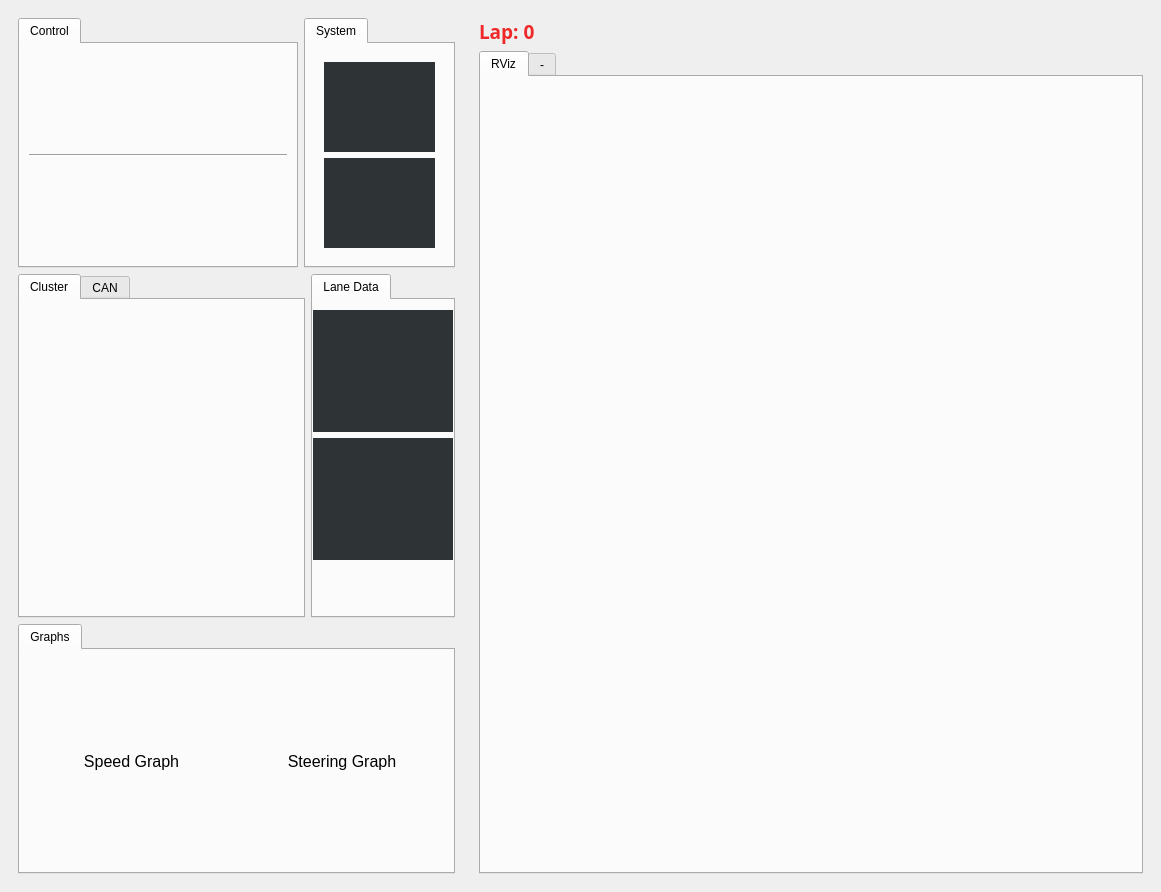
inha-cvl/mobinha-racing, file ui/forms/mainwindow.ui: the form before one commit.
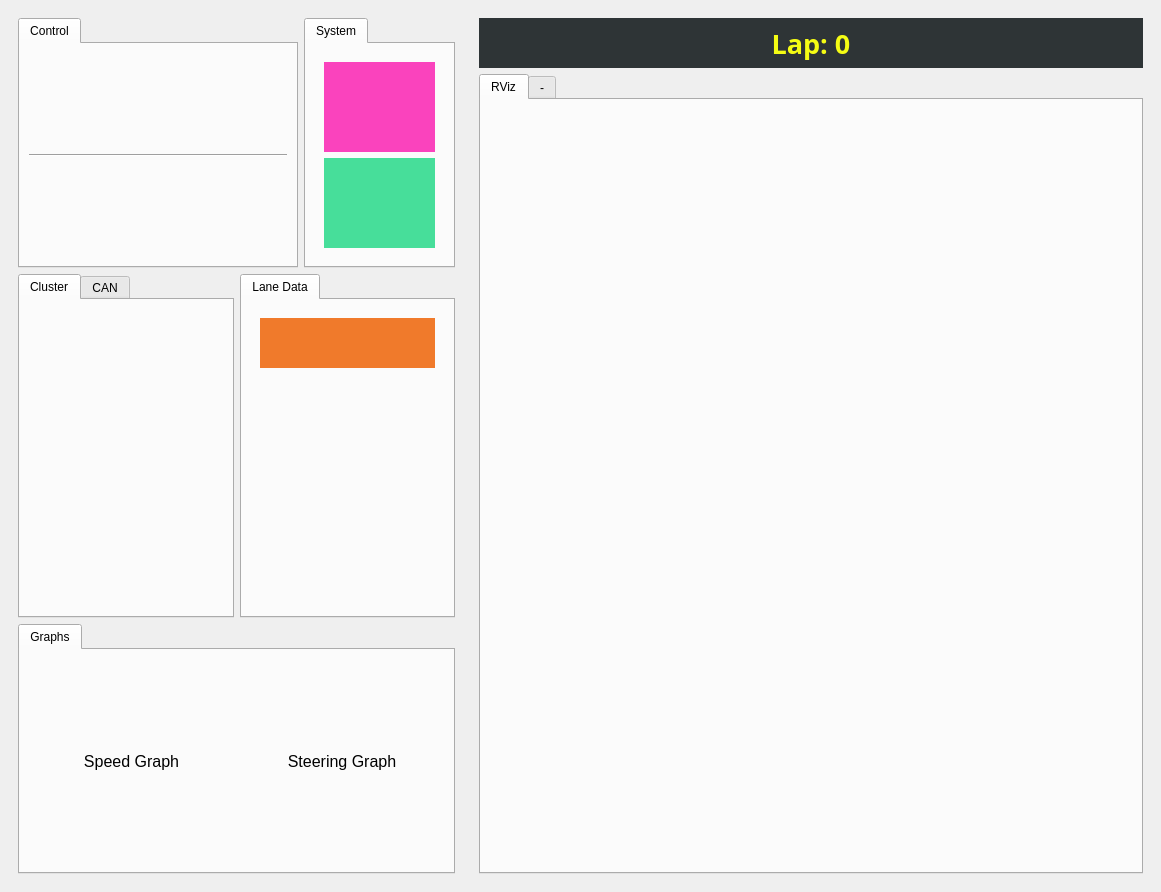
The form after the commit. Icons and pictures are not drawn.

The edit to the form file:
```diff
--- a/ui/forms/mainwindow.ui
+++ b/ui/forms/mainwindow.ui
@@ -33,22 +33,35 @@
       <layout class="QVBoxLayout" name="verticalLayout_2">
        <item>
         <widget class="QLabel" name="lapCountLabel">
+         <property name="sizePolicy">
+          <sizepolicy hsizetype="Preferred" vsizetype="Preferred">
+           <horstretch>0</horstretch>
+           <verstretch>0</verstretch>
+          </sizepolicy>
+         </property>
+         <property name="minimumSize">
+          <size>
+           <width>0</width>
+           <height>50</height>
+          </size>
+         </property>
          <property name="font">
           <font>
            <family>Ubuntu Condensed</family>
-           <pointsize>14</pointsize>
+           <pointsize>20</pointsize>
            <weight>75</weight>
            <bold>true</bold>
           </font>
          </property>
          <property name="styleSheet">
-          <string notr="true">color: rgb(239, 41, 41);</string>
+          <string notr="true">background-color: rgb(46, 52, 54);
+color: rgb(245,252,20);</string>
          </property>
          <property name="text">
           <string>Lap: 0</string>
          </property>
          <property name="alignment">
-          <set>Qt::AlignLeading|Qt::AlignLeft|Qt::AlignVCenter</set>
+          <set>Qt::AlignCenter</set>
          </property>
         </widget>
        </item>
@@ -56,6 +69,12 @@
         <layout class="QVBoxLayout" name="rightLayout">
          <item>
           <widget class="QTabWidget" name="tabWidget">
+           <property name="sizePolicy">
+            <sizepolicy hsizetype="Expanding" vsizetype="Expanding">
+             <horstretch>0</horstretch>
+             <verstretch>0</verstretch>
+            </sizepolicy>
+           </property>
            <property name="minimumSize">
             <size>
              <width>400</width>
@@ -610,7 +629,7 @@
                      </font>
                     </property>
                     <property name="styleSheet">
-                     <string notr="true">background-color: rgb(46, 52, 54);
+                     <string notr="true">background-color: rgb(250, 67, 189);
 color: rgb(255, 255, 255);</string>
                     </property>
                     <property name="text">
@@ -643,7 +662,7 @@
                      </font>
                     </property>
                     <property name="styleSheet">
-                     <string notr="true">background-color: rgb(46, 52, 54);
+                     <string notr="true">background-color: rgb(71, 222, 154);
 color: rgb(255, 255, 255);</string>
                     </property>
                     <property name="text">
@@ -669,7 +688,7 @@
             <widget class="QTabWidget" name="tabWidgetCluster">
              <property name="sizePolicy">
               <sizepolicy hsizetype="Expanding" vsizetype="Expanding">
-               <horstretch>2</horstretch>
+               <horstretch>1</horstretch>
                <verstretch>0</verstretch>
               </sizepolicy>
              </property>
@@ -820,18 +839,12 @@
               <attribute name="title">
                <string>Lane Data</string>
               </attribute>
+              <layout class="QVBoxLayout" name="verticalLayout_12">
+               <item>
               <widget class="QWidget" name="widget_8" native="true">
                <property name="enabled">
                 <bool>true</bool>
                </property>
-               <property name="geometry">
-                <rect>
-                 <x>0</x>
-                 <y>10</y>
-                 <width>140</width>
-                 <height>250</height>
-                </rect>
-               </property>
                <property name="sizePolicy">
                 <sizepolicy hsizetype="Expanding" vsizetype="Expanding">
                  <horstretch>0</horstretch>
@@ -845,11 +858,17 @@
                    <bool>true</bool>
                   </property>
                   <property name="sizePolicy">
-                   <sizepolicy hsizetype="Expanding" vsizetype="Expanding">
+                     <sizepolicy hsizetype="Minimum" vsizetype="Minimum">
                     <horstretch>0</horstretch>
                     <verstretch>0</verstretch>
                    </sizepolicy>
                   </property>
+                    <property name="minimumSize">
+                     <size>
+                      <width>0</width>
+                      <height>50</height>
+                     </size>
+                    </property>
                   <property name="font">
                    <font>
                     <family>Ubuntu</family>
@@ -865,14 +884,14 @@
                    <enum>Qt::DefaultContextMenu</enum>
                   </property>
                   <property name="styleSheet">
-                   <string notr="true">background-color: rgb(46, 52, 54);
+                     <string notr="true">background-color: rgb(240,122,43);
 color: rgb(255, 255, 255);</string>
                   </property>
                   <property name="text">
                    <string/>
                   </property>
                   <property name="alignment">
-                   <set>Qt::AlignLeading|Qt::AlignLeft|Qt::AlignVCenter</set>
+                     <set>Qt::AlignCenter</set>
                   </property>
                   <property name="indent">
                    <number>30</number>
@@ -880,24 +899,22 @@
                  </widget>
                 </item>
                 <item>
-                 <widget class="QLabel" name="label_2">
-                  <property name="sizePolicy">
-                   <sizepolicy hsizetype="Expanding" vsizetype="Expanding">
-                    <horstretch>0</horstretch>
-                    <verstretch>0</verstretch>
-                   </sizepolicy>
-                  </property>
-                  <property name="styleSheet">
-                   <string notr="true">background-color: rgb(46, 52, 54);
-color: rgb(255, 255, 255);</string>
-                  </property>
-                  <property name="text">
-                   <string/>
-                  </property>
-                 </widget>
+                   <spacer name="verticalSpacer">
+                    <property name="orientation">
+                     <enum>Qt::Vertical</enum>
+                    </property>
+                    <property name="sizeHint" stdset="0">
+                     <size>
+                      <width>20</width>
+                      <height>80</height>
+                     </size>
+                    </property>
+                   </spacer>
                 </item>
                </layout>
               </widget>
+               </item>
+              </layout>
              </widget>
             </widget>
            </item>
```
Lines whose indentation alone changed are shown as unchanged.
